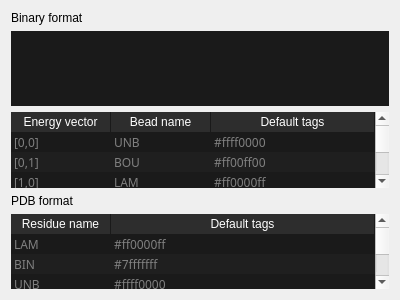
The window that QChromosome/defaults.ui (Michalaq/ChromosomeVisualizer) describes before a commit, drawn with Qt 5.
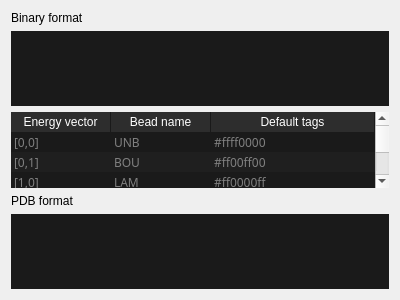
The same window after the commit. Custom widgets are drawn as their Qt base class.

Commit message: Hardcoded data for PDB

```diff
--- a/QChromosome/defaults.ui
+++ b/QChromosome/defaults.ui
@@ -229,7 +229,7 @@
     </widget>
    </item>
    <item>
-    <widget class="TableWidget" name="tableWidget_3">
+    <widget class="TableView" name="tableView_3">
      <property name="focusPolicy">
       <enum>Qt::ClickFocus</enum>
      </property>
@@ -260,76 +260,6 @@
      <attribute name="verticalHeaderDefaultSectionSize">
       <number>20</number>
      </attribute>
-     <row>
-      <property name="text">
-       <string>Nowy wiersz</string>
-      </property>
-     </row>
-     <row>
-      <property name="text">
-       <string>Nowy wiersz</string>
-      </property>
-     </row>
-     <row>
-      <property name="text">
-       <string>Nowy wiersz</string>
-      </property>
-     </row>
-     <row>
-      <property name="text">
-       <string>Nowy wiersz</string>
-      </property>
-     </row>
-     <column>
-      <property name="text">
-       <string>Residue name</string>
-      </property>
-     </column>
-     <column>
-      <property name="text">
-       <string>Default tags</string>
-      </property>
-     </column>
-     <item row="0" column="0">
-      <property name="text">
-       <string>LAM</string>
-      </property>
-     </item>
-     <item row="0" column="1">
-      <property name="text">
-       <string>#ff0000ff</string>
-      </property>
-     </item>
-     <item row="1" column="0">
-      <property name="text">
-       <string>BIN</string>
-      </property>
-     </item>
-     <item row="1" column="1">
-      <property name="text">
-       <string>#7fffffff</string>
-      </property>
-     </item>
-     <item row="2" column="0">
-      <property name="text">
-       <string>UNB</string>
-      </property>
-     </item>
-     <item row="2" column="1">
-      <property name="text">
-       <string>#ffff0000</string>
-      </property>
-     </item>
-     <item row="3" column="0">
-      <property name="text">
-       <string>BOU</string>
-      </property>
-     </item>
-     <item row="3" column="1">
-      <property name="text">
-       <string>#ff00ff00</string>
-      </property>
-     </item>
     </widget>
    </item>
   </layout>
```
The commit also changes 1 other file.
